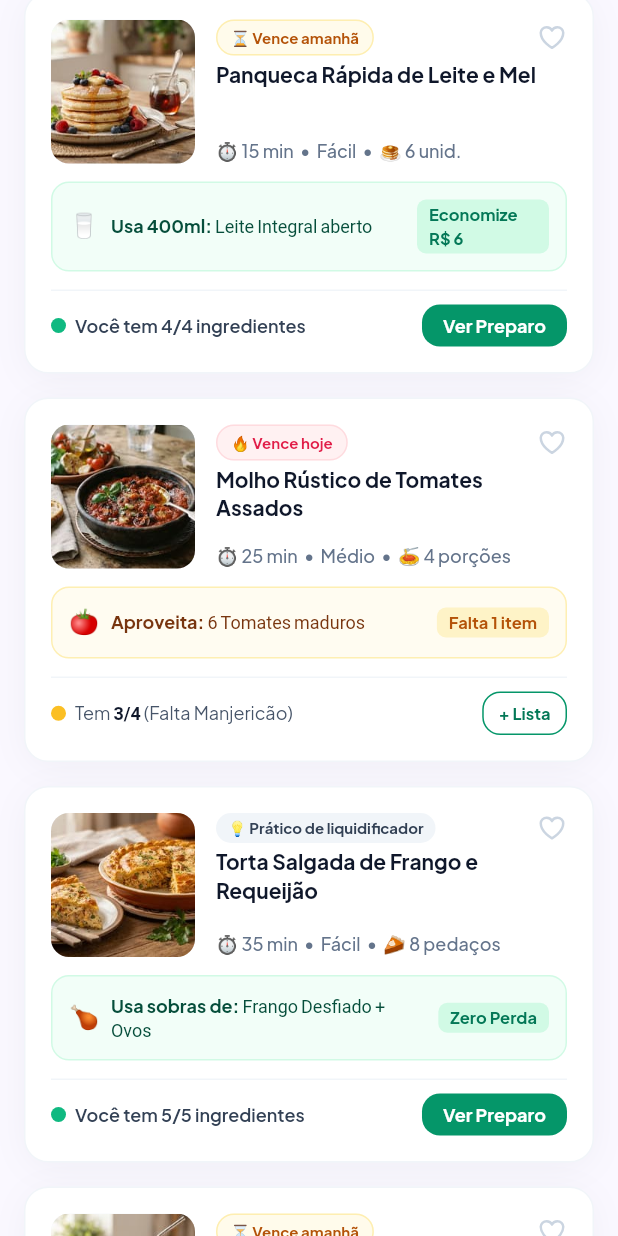
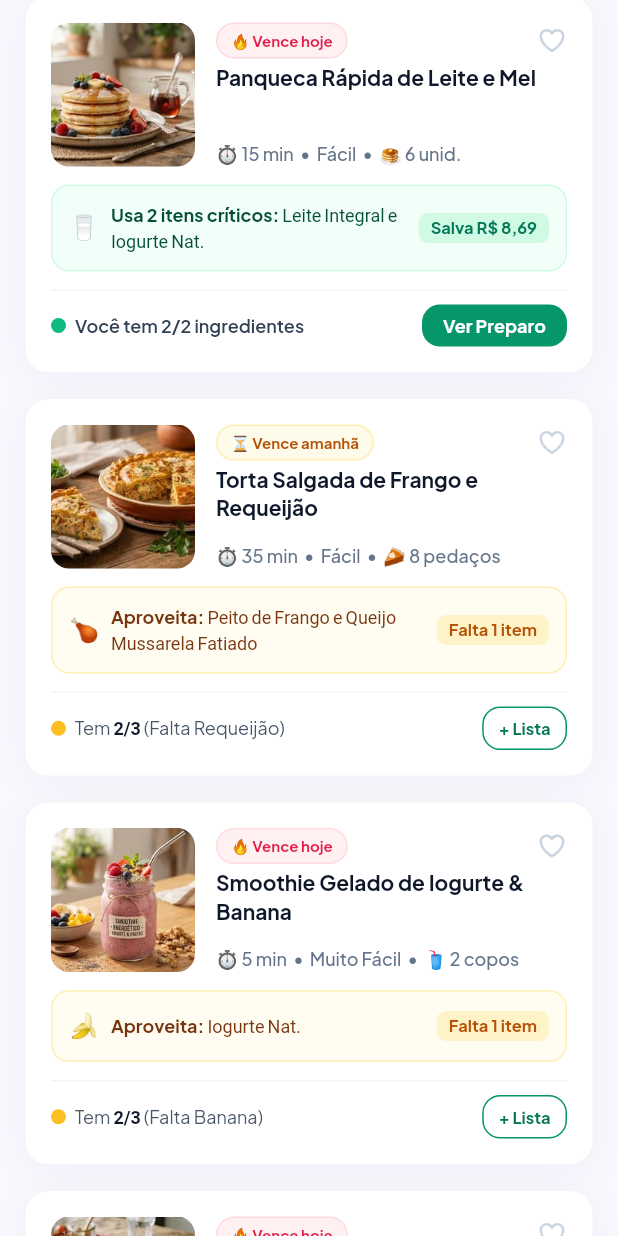
Before and after one commit to BrenoMoura00/Meu-Estoque, a Flutter app: the RecipesPage widget shown alone on an empty page, opened directly, scrolled down 576 dp, on a phone screen of 412 x 824 dp. Run offline on Flutter 3.47's test engine with Material 3 defaults, Android fonts, the phone set to English and light mode, and no system bars; our stand-ins replace flutter_svg, google_fonts, shared_preferences; accounts and stored records are empty.

Commit message:
feat: receitas calculadas a partir do estoque local
- Ingredientes por receita, cruzados com os itens do estoque (tem/falta)
- Urgência e destaque pelo item que vence primeiro; ordenação por itens urgentes aproveitados
- Banner Desperdício Zero e contagem da Início calculados
- Favoritos salvos no aparelho
- Ver Preparo mostra ingredientes e modo de preparo

```diff
--- /dev/null
+++ b/lib/data/receitas.dart
@@ -0,0 +1,114 @@
+import '../core/utils/formatters.dart';
+import '../features/recipes/data/recipes_mock_data.dart';
+import '../models/product.dart';
+
+/// Minúsculas e sem acento, para comparar nomes.
+String normalizar(String s) {
+  const de = 'áàâãäéèêëíìîïóòôõöúùûüç';
+  const para = 'aaaaaeeeeiiiiooooouuuuc';
+  final b = StringBuffer();
+  for (final ch in s.toLowerCase().split('')) {
+    final i = de.indexOf(ch);
+    b.write(i < 0 ? ch : para[i]);
+  }
+  return b.toString();
+}
+
+/// Item do estoque que atende o ingrediente (o que vence primeiro), ou null.
+Product? itemPara(Ingrediente ing, List<Product> estoque) {
+  Product? melhor;
+  for (final p in estoque) {
+    final nome = normalizar(p.name);
+    final casa = ing.termos.any((t) => RegExp('\\b${RegExp.escape(t)}').hasMatch(nome));
+    if (casa && (melhor == null || p.daysToExpire < melhor.daysToExpire)) melhor = p;
+  }
+  return melhor;
+}
+
+/// Receita com os campos calculados a partir do estoque, mais os itens usados.
+class ReceitaCalculada {
+  const ReceitaCalculada(this.receita, this.usados, this.urgentes);
+
+  final Recipe receita;
+
+  /// Itens do estoque que a receita usa.
+  final List<Product> usados;
+
+  /// Dos usados, os que vencem hoje ou em breve.
+  final List<Product> urgentes;
+}
+
+ReceitaCalculada calcularReceita(Recipe r, List<Product> estoque) {
+  final principais = r.ingredientes.where((i) => !i.basico).toList();
+  final usados = <Product>[];
+  final faltando = <String>[];
+  for (final ing in principais) {
+    final p = itemPara(ing, estoque);
+    if (p == null) {
+      faltando.add(ing.nome);
+    } else if (!usados.contains(p)) {
+      usados.add(p);
+    }
+  }
+  final urgentes = usados.where((p) => p.isExpiringSoon).toList();
+  final maisUrgente = usados.isEmpty ? null : usados.map((p) => p.daysToExpire).reduce((a, b) => a < b ? a : b);
+  final valorUrgente = urgentes.fold(0.0, (s, p) => s + p.price);
+
+  String juntar(List<String> nomes) =>
+      nomes.length <= 1 ? nomes.join() : '${nomes.sublist(0, nomes.length - 1).join(', ')} e ${nomes.last}';
+  final nomesDestaque = juntar([for (final p in (urgentes.isNotEmpty ? urgentes : usados).take(2)) p.name]);
+
+  final completo = faltando.isEmpty;
+  final RecipeHighlight destaque;
+  if (completo) {
+    destaque = RecipeHighlight(
+      emoji: r.highlight.emoji,
+      lead: urgentes.isEmpty
+          ? 'Usa do estoque:'
+          : (urgentes.length == 1 ? 'Usa 1 item crítico:' : 'Usa ${urgentes.length} itens críticos:'),
+      detail: nomesDestaque,
+      tag: valorUrgente > 0 ? 'Salva ${formatBRL(valorUrgente)}' : 'Tudo em casa',
+    );
+  } else {
+    destaque = RecipeHighlight(
+      emoji: r.highlight.emoji,
+      lead: usados.isEmpty ? 'Falta comprar:' : 'Aproveita:',
+      detail: usados.isEmpty ? juntar(faltando) : nomesDestaque,
+      tag: faltando.length == 1 ? 'Falta 1 item' : 'Faltam ${faltando.length} itens',
+    );
+  }
+
+  return ReceitaCalculada(
+    Recipe(
+      name: r.name,
+      image: r.image,
+      minutes: r.minutes,
+      difficulty: r.difficulty,
+      yieldLabel: r.yieldLabel,
+      highlight: destaque,
+      ingredientsTotal: principais.length,
+      missingIngredients: faltando,
+      // Selo de urgência só quando algum ingrediente vence em breve; senão mostra a dica.
+      expiresInDays: maisUrgente != null && maisUrgente <= Product.soonThresholdDays ? maisUrgente : null,
+      tip: r.tip,
+      tags: r.tags,
+      ingredientes: r.ingredientes,
+      preparo: r.preparo,
+    ),
+    usados,
+    urgentes,
+  );
+}
+
+/// Todas as receitas calculadas, priorizando as que salvam mais itens urgentes.
+List<ReceitaCalculada> receitasComEstoque(List<Recipe> catalogo, List<Product> estoque) {
+  final lista = [for (final r in catalogo) calcularReceita(r, estoque)];
+  lista.sort((a, b) {
+    final u = b.urgentes.length.compareTo(a.urgentes.length);
+    if (u != 0) return u;
+    final f = a.receita.missingIngredients.length.compareTo(b.receita.missingIngredients.length);
+    if (f != 0) return f;
+    return a.receita.minutes.compareTo(b.receita.minutes);
+  });
+  return lista;
+}
--- a/lib/features/home/presentation/home_page.dart
+++ b/lib/features/home/presentation/home_page.dart
@@ -1,6 +1,7 @@
 import 'package:flutter/material.dart';
 
 import '../../../data/estoque_store.dart';
+import '../../../data/receitas.dart';
 import '../../../data/relatorios.dart';
 import '../../../models/product.dart';
 import '../../../shared/widgets/section_header.dart';
@@ -88,7 +89,10 @@ class HomePage extends StatelessWidget {
           const SizedBox(height: 8),
         ],
         const SizedBox(height: 16),
-        RecipeSuggestionBanner(recipeCount: RecipesMockData.recipes.length, onTap: onSeeRecipes),
+        RecipeSuggestionBanner(
+          recipeCount: receitasComEstoque(RecipesMockData.recipes, produtos).where((c) => c.urgentes.isNotEmpty).length,
+          onTap: onSeeRecipes,
+        ),
       ],
     );
   }
--- a/lib/features/recipes/data/recipes_mock_data.dart
+++ b/lib/features/recipes/data/recipes_mock_data.dart
@@ -2,6 +2,16 @@ import '../../../core/constants/app_assets.dart';
 import '../../../models/product.dart';
 
 enum RecipeTag { vegetariano, sobremesa, semGluten }
+
+/// Ingrediente de uma receita. [termos] (minúsculos, sem acento) são buscados nos nomes do estoque.
+/// [basico] = item de despensa assumido como disponível (não entra em "Você tem X/Y").
+class Ingrediente {
+  const Ingrediente(this.nome, this.termos, {this.basico = false});
+
+  final String nome;
+  final List<String> termos;
+  final bool basico;
+}
 
 /// Destaque de aproveitamento do card: verde quando usa tudo, âmbar quando falta algo.
 class RecipeHighlight {
@@ -30,7 +40,12 @@ class Recipe {
     this.expiresInDays,
     this.tip,
     this.tags = const {},
+    this.ingredientes = const [],
+    this.preparo = const [],
   });
+
+  final List<Ingrediente> ingredientes;
+  final List<String> preparo;
 
   final String name;
   final String image;
@@ -62,13 +77,9 @@ class Recipe {
   }
 }
 
+/// Catálogo de receitas. Disponibilidade, urgência e destaque são calculados com o estoque
+/// (`lib/data/receitas.dart`); os campos fixos abaixo são só o ponto de partida.
 abstract final class RecipesMockData {
-  static const potentialSavings = 48.0;
-  static const urgentItems = ['Leite', 'Tomate', 'Queijo'];
-
-  /// Itens urgentes que vencem hoje (os demais vencem em breve).
-  static const urgentToday = {'Leite', 'Tomate'};
-
   static const recipes = [
     Recipe(
       name: 'Omelete Cremosa com Tomate e Queijo',
@@ -76,15 +87,22 @@ abstract final class RecipesMockData {
       minutes: 10,
       difficulty: 'Fácil',
       yieldLabel: '🍳 1 porção',
-      expiresInDays: 0,
-      ingredientsTotal: 4,
+      ingredientsTotal: 0,
       tags: {RecipeTag.vegetariano, RecipeTag.semGluten},
-      highlight: RecipeHighlight(
-        emoji: '🍅',
-        lead: 'Usa 2 itens críticos:',
-        detail: 'Tomate Rama e Queijo Prato',
-        tag: 'Salva 100%',
-      ),
+      highlight: RecipeHighlight(emoji: '🍅', lead: '', detail: '', tag: ''),
+      ingredientes: [
+        Ingrediente('Tomate', ['tomate']),
+        Ingrediente('Queijo', ['queijo']),
+        Ingrediente('Leite', ['leite']),
+        Ingrediente('Ovos', ['ovo'], basico: true),
+        Ingrediente('Sal', ['sal'], basico: true),
+      ],
+      preparo: [
+        'Bata os ovos com um pouco de leite e uma pitada de sal.',
+        'Junte o tomate picado e o queijo.',
+        'Cozinhe em frigideira untada, em fogo baixo, por 5 minutos.',
+        'Dobre ao meio e sirva.',
+      ],
     ),
     Recipe(
       name: 'Panqueca Rápida de Leite e Mel',
@@ -92,15 +110,22 @@ abstract final class RecipesMockData {
       minutes: 15,
       difficulty: 'Fácil',
       yieldLabel: '🥞 6 unid.',
-      expiresInDays: 1,
-      ingredientsTotal: 4,
+      ingredientsTotal: 0,
       tags: {RecipeTag.vegetariano, RecipeTag.sobremesa},
-      highlight: RecipeHighlight(
-        emoji: '🥛',
-        lead: 'Usa 400ml:',
-        detail: 'Leite Integral aberto',
-        tag: 'Economize R\$ 6',
-      ),
+      highlight: RecipeHighlight(emoji: '🥛', lead: '', detail: '', tag: ''),
+      ingredientes: [
+        Ingrediente('Leite', ['leite']),
+        Ingrediente('Iogurte', ['iogurte']),
+        Ingrediente('Farinha', ['farinha'], basico: true),
+        Ingrediente('Ovos', ['ovo'], basico: true),
+        Ingrediente('Mel', ['mel'], basico: true),
+      ],
+      preparo: [
+        'Misture leite, iogurte, ovos e farinha até ficar liso.',
+        'Despeje porções na frigideira quente e untada.',
+        'Vire quando formar bolhas na superfície.',
+        'Sirva com mel.',
+      ],
     ),
     Recipe(
       name: 'Molho Rústico de Tomates Assados',
@@ -108,11 +133,21 @@ abstract final class RecipesMockData {
       minutes: 25,
       difficulty: 'Médio',
       yieldLabel: '🍝 4 porções',
-      expiresInDays: 0,
-      ingredientsTotal: 4,
-      missingIngredients: ['Manjericão'],
+      ingredientsTotal: 0,
       tags: {RecipeTag.vegetariano, RecipeTag.semGluten},
-      highlight: RecipeHighlight(emoji: '🍅', lead: 'Aproveita:', detail: '6 Tomates maduros', tag: 'Falta 1 item'),
+      highlight: RecipeHighlight(emoji: '🍅', lead: '', detail: '', tag: ''),
+      ingredientes: [
+        Ingrediente('Tomate', ['tomate']),
+        Ingrediente('Queijo Parmesão', ['parmesao']),
+        Ingrediente('Manjericão', ['manjericao']),
+        Ingrediente('Alho', ['alho'], basico: true),
+        Ingrediente('Azeite', ['azeite'], basico: true),
+      ],
+      preparo: [
+        'Corte os tomates ao meio e asse com alho e azeite por 20 minutos.',
+        'Amasse grosseiramente com um garfo.',
+        'Finalize com manjericão e parmesão ralado.',
+      ],
     ),
     Recipe(
       name: 'Torta Salgada de Frango e Requeijão',
@@ -121,13 +156,20 @@ abstract final class RecipesMockData {
       difficulty: 'Fácil',
       yieldLabel: '🥧 8 pedaços',
       tip: '💡 Prático de liquidificador',
-      ingredientsTotal: 5,
-      highlight: RecipeHighlight(
-        emoji: '🍗',
-        lead: 'Usa sobras de:',
-        detail: 'Frango Desfiado + Ovos',
-        tag: 'Zero Perda',
-      ),
+      ingredientsTotal: 0,
+      highlight: RecipeHighlight(emoji: '🍗', lead: '', detail: '', tag: ''),
+      ingredientes: [
+        Ingrediente('Frango', ['frango']),
+        Ingrediente('Requeijão', ['requeijao']),
+        Ingrediente('Queijo', ['queijo']),
+        Ingrediente('Farinha', ['farinha'], basico: true),
+        Ingrediente('Ovos', ['ovo'], basico: true),
+      ],
+      preparo: [
+        'Bata no liquidificador ovos, farinha e um pouco de leite.',
+        'Misture o frango desfiado, o requeijão e o queijo.',
+        'Asse a 200 °C por 30 minutos.',
+      ],
     ),
     Recipe(
       name: 'Smoothie Gelado de Iogurte & Banana',
@@ -135,15 +177,19 @@ abstract final class RecipesMockData {
       minutes: 5,
       difficulty: 'Muito Fácil',
       yieldLabel: '🥤 2 copos',
-      expiresInDays: 1,
-      ingredientsTotal: 3,
+      ingredientsTotal: 0,
       tags: {RecipeTag.vegetariano, RecipeTag.semGluten},
-      highlight: RecipeHighlight(
-        emoji: '🍌',
-        lead: 'Salva:',
-        detail: 'Iogurte Natural + Banana Madura',
-        tag: 'Salva 100%',
-      ),
+      highlight: RecipeHighlight(emoji: '🍌', lead: '', detail: '', tag: ''),
+      ingredientes: [
+        Ingrediente('Iogurte', ['iogurte']),
+        Ingrediente('Banana', ['banana']),
+        Ingrediente('Suco de Laranja', ['suco', 'laranja']),
+        Ingrediente('Gelo', ['gelo'], basico: true),
+      ],
+      preparo: [
+        'Bata o iogurte, a banana e o suco de laranja com gelo.',
+        'Sirva bem gelado.',
+      ],
     ),
   ];
 }
--- a/lib/features/recipes/presentation/recipes_page.dart
+++ b/lib/features/recipes/presentation/recipes_page.dart
@@ -2,10 +2,13 @@ import 'package:flutter/material.dart';
 
 import '../../../core/theme/app_colors.dart';
 import '../../../core/theme/app_text_styles.dart';
+import '../../../data/estoque_store.dart';
+import '../../../data/receitas.dart';
 import '../../../models/product.dart';
 import '../../../shared/widgets/choice_pill_bar.dart';
 import '../data/recipes_mock_data.dart';
 import 'widgets/recipe_card.dart';
+import 'widgets/recipe_steps_sheet.dart';
 import 'widgets/zero_waste_banner.dart';
 
 enum _RecipeFilter { todos, vencendoHoje, rapidas, vegetariano, sobremesas, semGluten }
@@ -25,7 +28,6 @@ class _RecipesPageState extends State<RecipesPage> {
   static const _quickMinutes = 15;
 
   _RecipeFilter _filter = _RecipeFilter.todos;
-  final _favorites = <String>{};
 
   bool _matches(Recipe r, _RecipeFilter f) => switch (f) {
     _RecipeFilter.todos => true,
@@ -36,7 +38,7 @@ class _RecipesPageState extends State<RecipesPage> {
     _RecipeFilter.semGluten => r.tags.contains(RecipeTag.semGluten),
   };
 
-  int _count(_RecipeFilter f) => RecipesMockData.recipes.where((r) => _matches(r, f)).length;
+  int _count(List<ReceitaCalculada> todas, _RecipeFilter f) => todas.where((c) => _matches(c.receita, f)).length;
 
   void _toast(String message) {
     ScaffoldMessenger.of(context)
@@ -45,16 +47,24 @@ class _RecipesPageState extends State<RecipesPage> {
   }
 
   @override
-  Widget build(BuildContext context) {
+  Widget build(BuildContext context) =>
+      ListenableBuilder(listenable: estoque, builder: (context, _) => _build(context));
+
+  Widget _build(BuildContext context) {
     // O Scaffold do MainShell já inclui header e bottom nav neste padding.
     final padding = MediaQuery.paddingOf(context);
-    final recipes = RecipesMockData.recipes.where((r) => _matches(r, _filter)).toList();
+    final produtos = estoque.produtos;
+    final todas = receitasComEstoque(RecipesMockData.recipes, produtos);
+    final calcs = todas.where((c) => _matches(c.receita, _filter)).toList();
+    final recipes = [for (final c in calcs) c.receita];
+    final urgentes = produtos.where((p) => p.isExpiringSoon).toList();
+    final usadosUrgentes = {for (final c in todas) ...c.urgentes};
 
     final options = [
-      ChoicePill(_RecipeFilter.todos, 'Todos (${_count(_RecipeFilter.todos)})'),
+      ChoicePill(_RecipeFilter.todos, 'Todos (${_count(todas, _RecipeFilter.todos)})'),
       ChoicePill(
         _RecipeFilter.vencendoHoje,
-        'Vencendo Hoje (${_count(_RecipeFilter.vencendoHoje)})',
+        'Vencendo Hoje (${_count(todas, _RecipeFilter.vencendoHoje)})',
         dotColor: AppColors.rose500,
       ),
       const ChoicePill(_RecipeFilter.rapidas, '⚡ Até $_quickMinutes min'),
@@ -67,9 +77,12 @@ class _RecipesPageState extends State<RecipesPage> {
       padding: EdgeInsets.fromLTRB(16, padding.top + 16, 16, padding.bottom + 32),
       children: [
         ZeroWasteBanner(
-          savings: RecipesMockData.potentialSavings,
-          urgentItems: RecipesMockData.urgentItems,
-          urgentToday: RecipesMockData.urgentToday,
+          savings: usadosUrgentes.fold(0.0, (s, p) => s + p.price),
+          urgentItems: [for (final p in urgentes) p.name],
+          urgentToday: {
+            for (final p in urgentes)
+              if (p.expiresToday) p.name,
+          },
           onSeeItems: widget.onSeeUrgentItems,
         ),
         const SizedBox(height: 20),
@@ -88,13 +101,9 @@ class _RecipesPageState extends State<RecipesPage> {
           if (i > 0) const SizedBox(height: 16),
           RecipeCard(
             recipe: recipes[i],
-            isFavorite: _favorites.contains(recipes[i].name),
-            onToggleFavorite: () => setState(() {
-              final name = recipes[i].name;
-              _favorites.contains(name) ? _favorites.remove(name) : _favorites.add(name);
-            }),
-            // TODO: abrir a tela de preparo quando existir.
-            onOpen: () => _toast('Modo de preparo em breve'),
+            isFavorite: estoque.favoritas.contains(recipes[i].name),
+            onToggleFavorite: () => estoque.alternarFavorita(recipes[i].name),
+            onOpen: () => mostrarPreparo(context, calcs[i], produtos),
             // TODO: integrar com a lista de compras.
             onAddMissing: () => _toast('${recipes[i].missingIngredients.join(', ')} adicionado à lista de compras'),
           ),
```
Also changed, not shown: lib/data/estoque_store.dart (+15 -0 lines), lib/features/recipes/presentation/widgets/recipe_steps_sheet.dart (added, +105 -0 lines), 2 other files.
